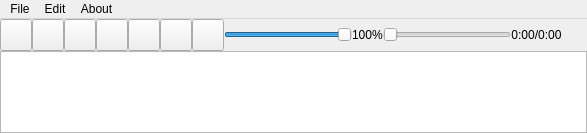
Old version of the form src/mainwindow/mainwindow.ui in the repository savannstm/revolutionary-audio-player.
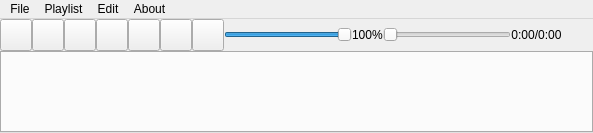
New version of the form. Icons and pictures are not drawn. Custom widgets are drawn as their Qt base class.

Commit message: Program settings in .json file, three equalizer modes, playlists system, replace `std::string` by `QString`, about window, genius `setupUi` hack

```diff
--- a/src/mainwindow/mainwindow.ui
+++ b/src/mainwindow/mainwindow.ui
@@ -6,7 +6,7 @@
    <rect>
     <x>0</x>
     <y>0</y>
-    <width>587</width>
+    <width>593</width>
     <height>133</height>
    </rect>
   </property>
@@ -68,7 +68,7 @@
         <height>128</height>
        </size>
       </property>
-      <layout class="QHBoxLayout" name="controlLayout" stretch="0,0,0,0,0,0,0,0,0,0,0">
+      <layout class="QHBoxLayout" name="controlLayout" stretch="0,0,0,0,0,0,0,0,0,0,0,0">
        <property name="spacing">
         <number>0</number>
        </property>
@@ -436,11 +436,17 @@
        <number>0</number>
       </property>
       <item>
-       <widget class="TrackTree" name="trackTree">
-        <property name="sizeAdjustPolicy">
-         <enum>QAbstractScrollArea::SizeAdjustPolicy::AdjustToContentsOnFirstShow</enum>
+       <widget class="PlaylistView" name="playlistView">
+        <property name="tabShape">
+         <enum>QTabWidget::TabShape::Triangular</enum>
         </property>
-        <property name="dragEnabled">
+        <property name="currentIndex">
+         <number>-1</number>
+        </property>
+        <property name="tabsClosable">
+         <bool>true</bool>
+        </property>
+        <property name="movable">
          <bool>true</bool>
         </property>
        </widget>
@@ -454,7 +460,7 @@
     <rect>
      <x>0</x>
      <y>0</y>
-     <width>587</width>
+     <width>593</width>
      <height>33</height>
     </rect>
    </property>
@@ -480,7 +486,15 @@
     <addaction name="actionAbout"/>
     <addaction name="actionHelp"/>
    </widget>
+   <widget class="QMenu" name="menuPlaylist">
+    <property name="title">
+     <string>Playlist</string>
+    </property>
+    <addaction name="actionAddFile"/>
+    <addaction name="actionAddFolder"/>
+   </widget>
    <addaction name="menuFile"/>
+   <addaction name="menuPlaylist"/>
    <addaction name="menuEdit"/>
    <addaction name="menuAbout"/>
   </widget>
@@ -592,9 +606,10 @@
    <header>actionbutton.hpp</header>
   </customwidget>
   <customwidget>
-   <class>TrackTree</class>
-   <extends>QTreeView</extends>
-   <header>tracktree.hpp</header>
+   <class>PlaylistView</class>
+   <extends>QTabWidget</extends>
+   <header>playlistview.hpp</header>
+   <container>1</container>
   </customwidget>
  </customwidgets>
  <resources/>
```
Left out of the diff: 18 changed lines with no effect on the pictures. The commit also changes 43 other files.
